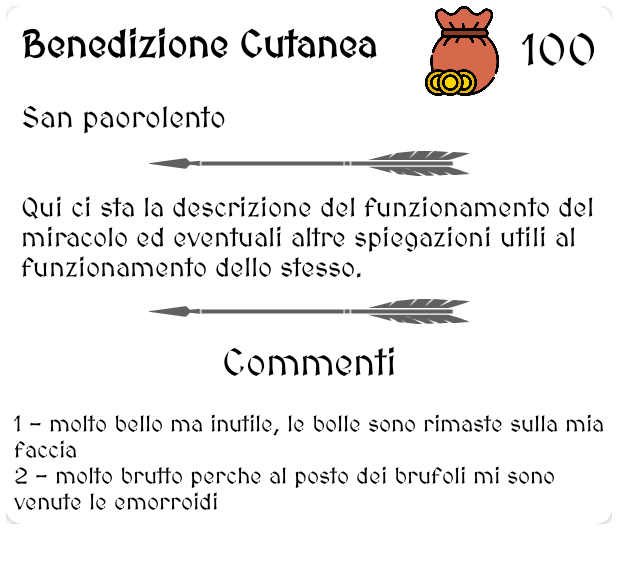
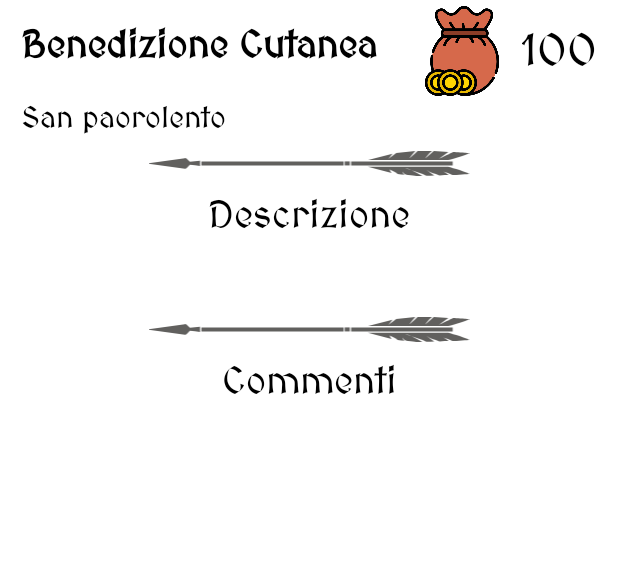
Before and after one commit to ZolloFrancesco/Pregaverso, an Android app: the layout cardviewmiracolosacerdote2.xml on its own in the app's theme, with its tools: preview values and no code run, on a phone screen of 412 x 824 dp. Shown: the top 563 px of the screen. Run offline under Robolectric (Android 15) with nearby library versions, the phone set to English and light mode, and no system bars.

Commit message:
Alcune migliorie grafiche
- Francesco Zollo (17/12/2022)

```diff
--- a/app/src/main/res/layout/cardviewmiracolosacerdote2.xml
+++ b/app/src/main/res/layout/cardviewmiracolosacerdote2.xml
@@ -98,9 +98,21 @@
 
                 <!-- IMAGE VIEW -->
                 <ImageView
+                    android:id="@+id/frecciaDescrizione"
                     android:layout_width="match_parent"
                     android:layout_height="wrap_content"
                     android:src="@drawable/freccia"/>
+
+                <TextView
+                    android:layout_width="match_parent"
+                    android:layout_height="wrap_content"
+                    android:textColor="@color/black"
+                    android:textSize="25sp"
+                    android:textAlignment="center"
+                    android:padding="10sp"
+                    android:fontFamily="@font/medievalsharp"
+                    android:text="Descrizione"
+                    />
 
                 <!-- TEXT VIEW -->
                 <TextView
@@ -111,7 +123,7 @@
                     android:padding="10sp"
                     android:fontFamily="@font/medievalsharp"
                     android:layout_height="wrap_content"
-                    android:text="Qui ci sta la descrizione del funzionamento del miracolo ed eventuali altre spiegazioni utili al funzionamento dello stesso."/>
+                    android:text=""/>
             </LinearLayout>
 
             <!-- LINEAR LAYOUT 1 -->
@@ -122,6 +134,7 @@
 
                 <!-- IMAGE VIEW -->
                 <ImageView
+                    android:id="@+id/frecciaCommenti"
                     android:layout_width="match_parent"
                     android:layout_height="wrap_content"
                     android:src="@drawable/freccia"/>
@@ -147,7 +160,7 @@
                     android:textAlignment="textStart"
                     android:fontFamily="@font/medievalsharp"
                     android:layout_height="wrap_content"
-                    android:text="1 - molto bello ma inutile, le bolle sono rimaste sulla mia faccia \n2 - molto brutto perche al posto dei brufoli mi sono venute le emorroidi"/>
+                    android:text=""/>
             </LinearLayout>
 
         </LinearLayout>
```
